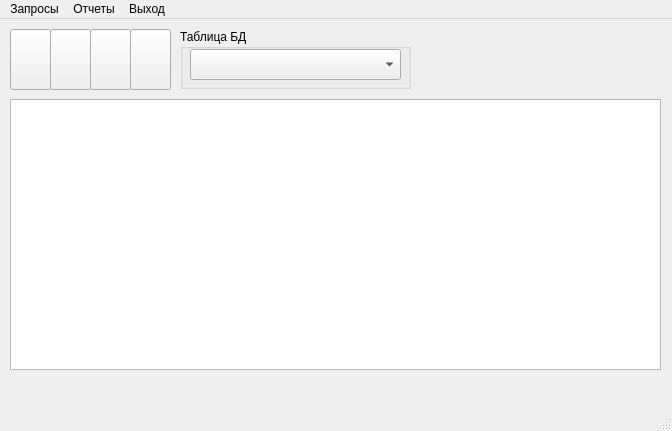
Above: ui/gui.ui from VictoriiaMurakhovskaya/coal before the change. Below: the same form after it.
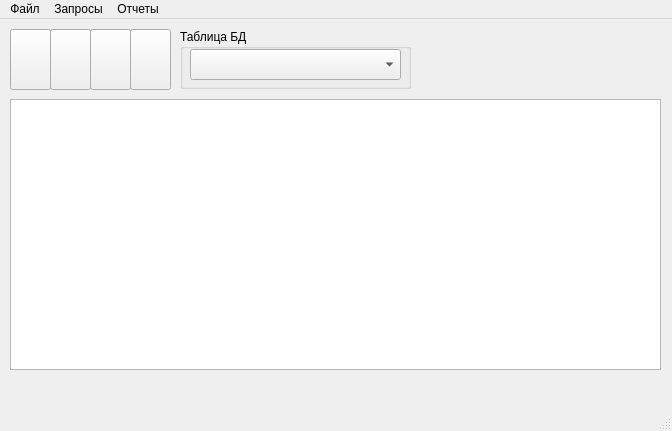
That is the form after the change. Icons and pictures are not drawn.

```diff
--- a/ui/gui.ui
+++ b/ui/gui.ui
@@ -160,7 +160,7 @@
    </property>
    <widget class="QMenu" name="menu">
     <property name="title">
-     <string>Выход</string>
+     <string>Файл</string>
     </property>
    </widget>
    <widget class="QMenu" name="menu_2">
@@ -180,9 +180,9 @@
     <addaction name="action_6"/>
     <addaction name="action_7"/>
    </widget>
+   <addaction name="menu"/>
    <addaction name="menu_2"/>
    <addaction name="menu_3"/>
-   <addaction name="menu"/>
   </widget>
   <widget class="QStatusBar" name="statusbar"/>
   <action name="action">
```
Left out of the diff: 12 changed lines with no effect on the pictures.
